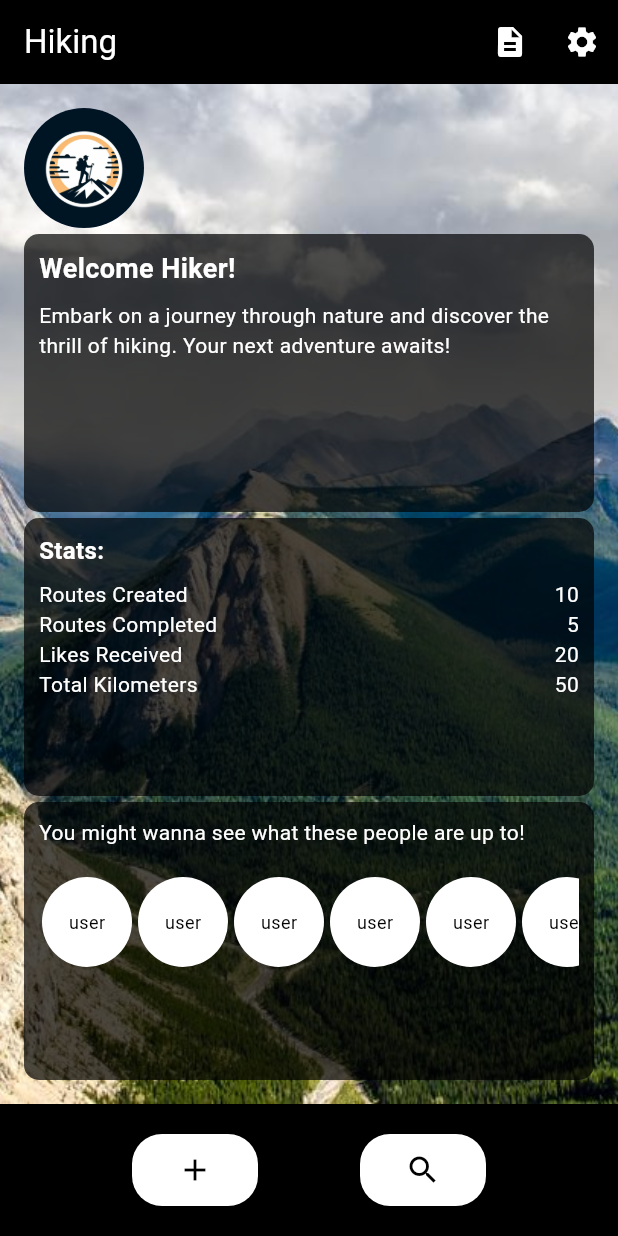
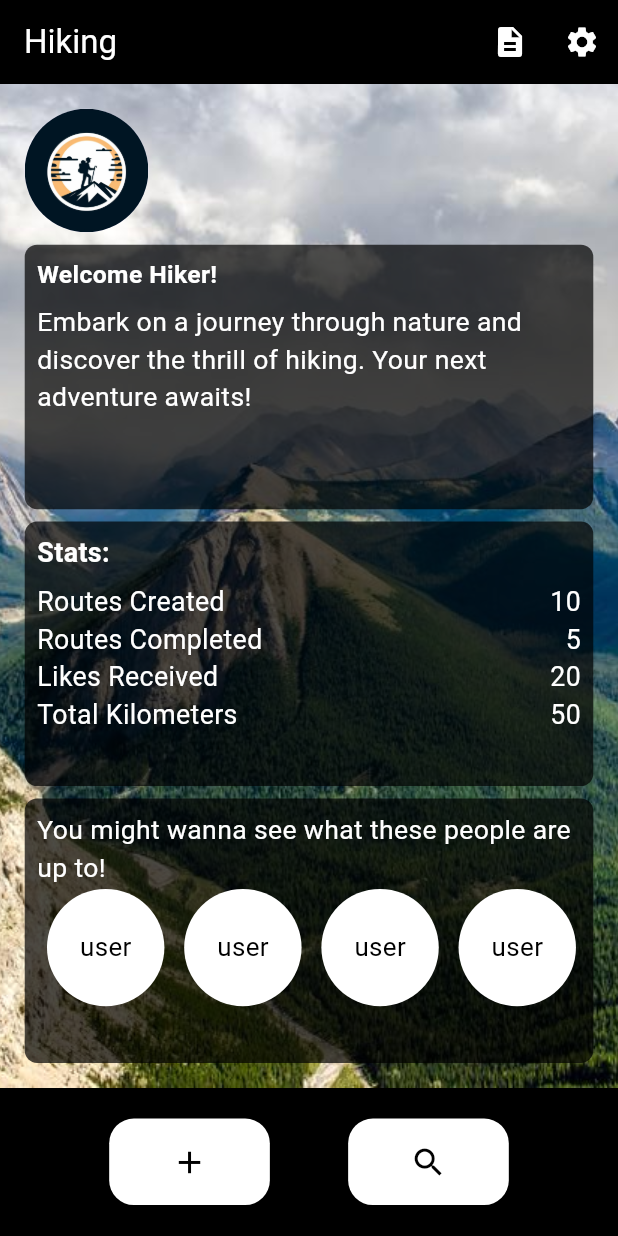
Before and after one commit to AguaDeLaNevera/rutes_app, a Flutter app: the screen it shows after launch, on a phone screen of 412 x 824 dp. Run offline on Flutter 3.47's test engine with Material 3 defaults, Android fonts, the phone set to English and light mode, and no system bars.

Commit message:
fixed overflow in homeScreen

```diff
--- a/lib/providers/theme_provider_controller.dart
+++ /dev/null
@@ -1,28 +0,0 @@
-import 'package:flutter/material.dart';
-
-class ThemeProvider extends ChangeNotifier {
-  ThemeData _lightTheme = ThemeData.light();
-  ThemeData _darkTheme = ThemeData.dark();
-  ThemeData? _currentTheme;
-
-  ThemeProvider({bool isDarkMode = false}) {
-    _currentTheme = isDarkMode ? _darkTheme : _lightTheme;
-  }
-
-  ThemeData? get currentTheme => _currentTheme;
-
-  bool get isDarkMode => _currentTheme == _darkTheme;
-
-  set isDarkMode(bool value) {
-    _currentTheme = value ? _darkTheme : _lightTheme;
-    notifyListeners();
-  }
-
-  void setLightMode() {
-    isDarkMode = false;
-  }
-
-  void setDarkMode() {
-    isDarkMode = true;
-  }
-}
--- a/lib/screens/home_screen.dart
+++ b/lib/screens/home_screen.dart
@@ -5,6 +5,9 @@ import 'package:rutes_app/screens/record_screen.dart';
 class HomeScreen extends StatelessWidget {
   @override
   Widget build(BuildContext context) {
+    double screenHeight = MediaQuery.of(context).size.height;
+    double screenWidth = MediaQuery.of(context).size.width;
+
     return Scaffold(
       appBar: AppBar(
         title: Text('Hiking'),
@@ -36,31 +39,33 @@ class HomeScreen extends StatelessWidget {
         foregroundColor: Colors.white,
       ),
       body: Container(
-        width: double.infinity,
-        height: double.infinity,
+        width: screenWidth,
+        height: screenHeight,
         child: Stack(
           fit: StackFit.expand,
           children: [
             Image.asset(
               'lib/img/mountain.jpg',
               fit: BoxFit.cover,
+              width: screenWidth,
+              height: screenHeight,
             ),
             Padding(
-              padding: const EdgeInsets.all(16),
+              padding: EdgeInsets.all(screenWidth * 0.04),
               child: Column(
                 crossAxisAlignment: CrossAxisAlignment.start,
                 children: [
                   CircleAvatar(
-                    radius: 40, // Increase the radius for bigger circles
+                    radius: screenWidth * 0.1,
                     backgroundImage: AssetImage('lib/img/hike.jpg'),
                   ),
-                  SizedBox(height: 4),
+                  SizedBox(height: screenHeight * 0.01),
                   Expanded(
                     child: Container(
-                      padding: EdgeInsets.all(10),
+                      padding: EdgeInsets.all(screenWidth * 0.02),
                       decoration: BoxDecoration(
                         color: Colors.black.withOpacity(0.7),
-                        borderRadius: BorderRadius.circular(10),
+                        borderRadius: BorderRadius.circular(screenWidth * 0.02),
                       ),
                       child: Column(
                         crossAxisAlignment: CrossAxisAlignment.start,
@@ -68,16 +73,16 @@ class HomeScreen extends StatelessWidget {
                           Text(
                             'Welcome Hiker!',
                             style: TextStyle(
-                              fontSize: 18,
+                              fontSize: screenWidth * 0.04,
                               fontWeight: FontWeight.bold,
                               color: Colors.white,
                             ),
                           ),
-                          SizedBox(height: 8),
+                          SizedBox(height: screenHeight * 0.008),
                           Text(
                             'Embark on a journey through nature and discover the thrill of hiking. Your next adventure awaits!',
                             style: TextStyle(
-                              fontSize: 14,
+                              fontSize: screenWidth * 0.043,
                               color: Colors.white,
                             ),
                           ),
@@ -85,13 +90,13 @@ class HomeScreen extends StatelessWidget {
                       ),
                     ),
                   ),
-                  SizedBox(height: 4),
+                  SizedBox(height: screenHeight * 0.01),
                   Expanded(
                     child: Container(
-                      padding: EdgeInsets.all(10),
+                      padding: EdgeInsets.all(screenWidth * 0.02),
                       decoration: BoxDecoration(
                         color: Colors.black.withOpacity(0.7),
-                        borderRadius: BorderRadius.circular(10),
+                        borderRadius: BorderRadius.circular(screenWidth * 0.02),
                       ),
                       child: Column(
                         crossAxisAlignment: CrossAxisAlignment.start,
@@ -99,12 +104,12 @@ class HomeScreen extends StatelessWidget {
                           Text(
                             'Stats:',
                             style: TextStyle(
-                              fontSize: 16,
+                              fontSize: screenWidth * 0.0435,
                               fontWeight: FontWeight.bold,
                               color: Colors.white,
                             ),
                           ),
-                          SizedBox(height: 8),
+                          SizedBox(height: screenHeight * 0.008),
                           StatCard(label: 'Routes Created', value: '10'),
                           StatCard(label: 'Routes Completed', value: '5'),
                           StatCard(label: 'Likes Received', value: '20'),
@@ -113,13 +118,13 @@ class HomeScreen extends StatelessWidget {
                       ),
                     ),
                   ),
-                  SizedBox(height: 4),
+                  SizedBox(height: screenHeight * 0.01),
                   Expanded(
                     child: Container(
-                      padding: EdgeInsets.all(10),
+                      padding: EdgeInsets.all(screenWidth * 0.02),
                       decoration: BoxDecoration(
                         color: Colors.black.withOpacity(0.7),
-                        borderRadius: BorderRadius.circular(10),
+                        borderRadius: BorderRadius.circular(screenWidth * 0.02),
                       ),
                       child: Column(
                         crossAxisAlignment: CrossAxisAlignment.start,
@@ -127,20 +132,19 @@ class HomeScreen extends StatelessWidget {
                           Text(
                             'You might wanna see what these people are up to!',
                             style: TextStyle(
-                              fontSize: 14,
+                              fontSize: screenWidth * 0.043,
                               color: Colors.white,
                             ),
                           ),
                           Center(
-                            // Center the contents horizontally
                             child: Container(
-                              height: 100,
+                              height: screenHeight * 0.1,
                               child: ListView.builder(
                                 scrollDirection: Axis.horizontal,
                                 itemCount: 10,
                                 itemBuilder: (context, index) {
                                   return Padding(
-                                    padding: EdgeInsets.all(2.0),
+                                    padding: EdgeInsets.all(screenWidth * 0.005),
                                     child: GestureDetector(
                                       onTap: () {
                                         Navigator.push(
@@ -152,8 +156,8 @@ class HomeScreen extends StatelessWidget {
                                         );
                                       },
                                       child: Container(
-                                        width: 60,
-                                        height: 60,
+                                        width: screenWidth * 0.212,
+                                        height: screenWidth * 0.12,
                                         decoration: BoxDecoration(
                                           shape: BoxShape.circle,
                                           color: Colors.white,
@@ -162,7 +166,7 @@ class HomeScreen extends StatelessWidget {
                                           child: Text(
                                             'user',
                                             style: TextStyle(
-                                              fontSize: 12,
+                                              fontSize: screenWidth * 0.042,
                                               color: Colors.black,
                                             ),
                                           ),
@@ -186,17 +190,18 @@ class HomeScreen extends StatelessWidget {
       ),
       backgroundColor: Colors.black,
       bottomNavigationBar: Padding(
-        padding: const EdgeInsets.all(20.0),
+        padding: EdgeInsets.all(screenWidth * 0.05),
         child: Row(
           mainAxisAlignment: MainAxisAlignment.spaceEvenly,
           children: [
             ElevatedButton(
               style: ElevatedButton.styleFrom(
                 foregroundColor: Colors.black,
-                backgroundColor: Colors.white, // Change the background color
-                padding: EdgeInsets.symmetric(horizontal: 30, vertical: 12),
+                backgroundColor: Colors.white,
+                padding: EdgeInsets.symmetric(
+                    horizontal: screenWidth * 0.1, vertical: screenHeight * 0.02),
                 shape: RoundedRectangleBorder(
-                  borderRadius: BorderRadius.circular(20),
+                  borderRadius: BorderRadius.circular(screenWidth * 0.04),
                 ),
               ),
               onPressed: () {
@@ -204,16 +209,17 @@ class HomeScreen extends StatelessWidget {
               },
               child: Icon(
                 Icons.add,
-                size: 24,
+                size: screenWidth * 0.06,
               ),
             ),
             ElevatedButton(
               style: ElevatedButton.styleFrom(
                 foregroundColor: Colors.black,
-                backgroundColor: Colors.white, // Change the background color
-                padding: EdgeInsets.symmetric(horizontal: 30, vertical: 12),
+                backgroundColor: Colors.white,
+                padding: EdgeInsets.symmetric(
+                    horizontal: screenWidth * 0.1, vertical: screenHeight * 0.02),
                 shape: RoundedRectangleBorder(
-                  borderRadius: BorderRadius.circular(20),
+                  borderRadius: BorderRadius.circular(screenWidth * 0.04),
                 ),
               ),
               onPressed: () {
@@ -221,7 +227,7 @@ class HomeScreen extends StatelessWidget {
               },
               child: Icon(
                 Icons.search,
-                size: 24,
+                size: screenWidth * 0.06,
               ),
             ),
           ],
@@ -244,11 +250,11 @@ class StatCard extends StatelessWidget {
       children: [
         Text(
           label,
-          style: TextStyle(fontSize: 14, color: Colors.white),
+          style: TextStyle(fontSize: MediaQuery.of(context).size.width * 0.04325, color: Colors.white),
         ),
         Text(
           value,
-          style: TextStyle(fontSize: 14, color: Colors.white),
+          style: TextStyle(fontSize: MediaQuery.of(context).size.width * 0.04325, color: Colors.white),
         ),
       ],
     );
```
